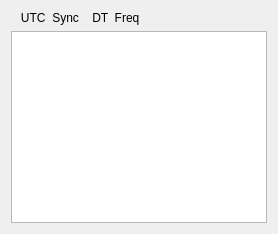
This is messageaveraging.ui in saitohirga/WSJT-X as Qt 5 draws it before an edit. The edited form follows.
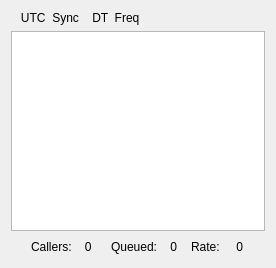
This is the edited form.

Commit message: Add labels to Log window, and correct the log-window entry logic.

Patch:
```diff
--- a/messageaveraging.ui
+++ b/messageaveraging.ui
@@ -2,13 +2,21 @@
 <ui version="4.0">
  <class>MessageAveraging</class>
  <widget class="QWidget" name="MessageAveraging">
+  <property name="geometry">
+   <rect>
+    <x>0</x>
+    <y>0</y>
+    <width>276</width>
+    <height>268</height>
+   </rect>
+  </property>
   <property name="windowTitle">
    <string>Message Averaging</string>
   </property>
   <layout class="QVBoxLayout" name="verticalLayout">
    <item>
     <layout class="QGridLayout" name="gridLayout">
-     <item row="0" column="0" colspan="2">
+     <item row="0" column="0">
       <widget class="QLabel" name="header_label">
        <property name="text">
         <string>   UTC  Sync    DT  Freq   </string>
@@ -18,13 +26,72 @@
        </property>
       </widget>
      </item>
-     <item row="1" column="0" colspan="2">
+     <item row="1" column="0">
       <widget class="QPlainTextEdit" name="msgAvgPlainTextEdit">
        <property name="lineWrapMode">
         <enum>QPlainTextEdit::NoWrap</enum>
        </property>
       </widget>
      </item>
+     <item row="2" column="0">
+      <layout class="QHBoxLayout" name="horizontalLayout">
+       <item>
+        <spacer name="horizontalSpacer">
+         <property name="orientation">
+          <enum>Qt::Horizontal</enum>
+         </property>
+         <property name="sizeType">
+          <enum>QSizePolicy::Fixed</enum>
+         </property>
+         <property name="sizeHint" stdset="0">
+          <size>
+           <width>20</width>
+           <height>20</height>
+          </size>
+         </property>
+        </spacer>
+       </item>
+       <item>
+        <widget class="QLabel" name="lab1">
+         <property name="minimumSize">
+          <size>
+           <width>0</width>
+           <height>20</height>
+          </size>
+         </property>
+         <property name="text">
+          <string>Callers:    0</string>
+         </property>
+        </widget>
+       </item>
+       <item>
+        <widget class="QLabel" name="lab2">
+         <property name="minimumSize">
+          <size>
+           <width>0</width>
+           <height>20</height>
+          </size>
+         </property>
+         <property name="text">
+          <string>Queued:    0</string>
+         </property>
+        </widget>
+       </item>
+       <item>
+        <widget class="QLabel" name="lab3">
+         <property name="minimumSize">
+          <size>
+           <width>0</width>
+           <height>20</height>
+          </size>
+         </property>
+         <property name="text">
+          <string>Rate:     0</string>
+         </property>
+        </widget>
+       </item>
+      </layout>
+     </item>
     </layout>
    </item>
   </layout>
```
The commit also changes 3 other files.
